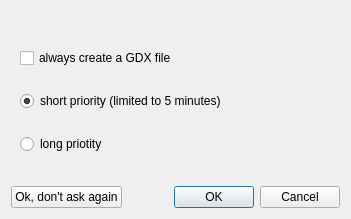
Qt form src/neos/neosstartdialog.ui (GAMS-dev/studio) before a commit.
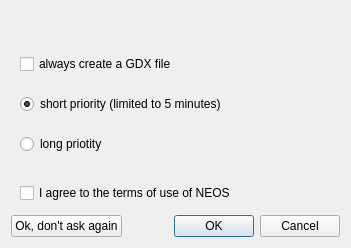
The same form after that commit. Icons and pictures are not drawn.

Commit message: improved size stability of the dialog - the title icon still shrinks a bit

Diff of the .ui file:
```diff
--- a/src/neos/neosstartdialog.ui
+++ b/src/neos/neosstartdialog.ui
@@ -7,7 +7,7 @@
     <x>0</x>
     <y>0</y>
     <width>351</width>
-    <height>219</height>
+    <height>248</height>
    </rect>
   </property>
   <property name="windowTitle">
@@ -28,6 +28,13 @@
     </widget>
    </item>
    <item>
+    <widget class="QStackedWidget" name="stackedWidget">
+     <property name="currentIndex">
+      <number>0</number>
+     </property>
+     <widget class="QWidget" name="page">
+      <layout class="QVBoxLayout" name="verticalLayout_3">
+       <item>
     <widget class="QWidget" name="widget" native="true">
      <property name="sizePolicy">
       <sizepolicy hsizetype="Preferred" vsizetype="MinimumExpanding">
@@ -36,9 +43,18 @@
       </sizepolicy>
      </property>
      <layout class="QVBoxLayout" name="verticalLayout_2">
+          <property name="leftMargin">
+           <number>0</number>
+          </property>
       <property name="topMargin">
        <number>0</number>
       </property>
+          <property name="rightMargin">
+           <number>0</number>
+          </property>
+          <property name="bottomMargin">
+           <number>0</number>
+          </property>
       <item>
        <widget class="QCheckBox" name="cbForceGdx">
         <property name="text">
@@ -60,6 +76,46 @@
        <widget class="QRadioButton" name="rbLong">
         <property name="text">
          <string>long priotity</string>
+            </property>
+           </widget>
+          </item>
+         </layout>
+        </widget>
+       </item>
+      </layout>
+     </widget>
+     <widget class="QWidget" name="page_2">
+      <layout class="QVBoxLayout" name="verticalLayout_4">
+       <item>
+        <widget class="QLabel" name="laTerms">
+         <property name="text">
+          <string>You are about to submit your data to the NEOS Server. This service is offered with no expectation or guarantee of confidentiality for the data or the model. Please ensure you have read the terms of use at &lt;a href=https://neos-server.org/neos/termofuse.html&gt;NEOS Server&lt;/a&gt;.</string>
+         </property>
+         <property name="wordWrap">
+          <bool>true</bool>
+         </property>
+         <property name="openExternalLinks">
+          <bool>true</bool>
+         </property>
+        </widget>
+       </item>
+      </layout>
+     </widget>
+    </widget>
+   </item>
+   <item>
+    <widget class="QWidget" name="widget_2" native="true">
+     <layout class="QVBoxLayout" name="verticalLayout_5">
+      <property name="topMargin">
+       <number>0</number>
+      </property>
+      <property name="bottomMargin">
+       <number>6</number>
+      </property>
+      <item>
+       <widget class="QCheckBox" name="cbTerms">
+        <property name="text">
+         <string>I agree to the terms of use of NEOS</string>
         </property>
        </widget>
       </item>
```
Lines whose indentation alone changed are shown as unchanged. The commit also changes 3 other files.
